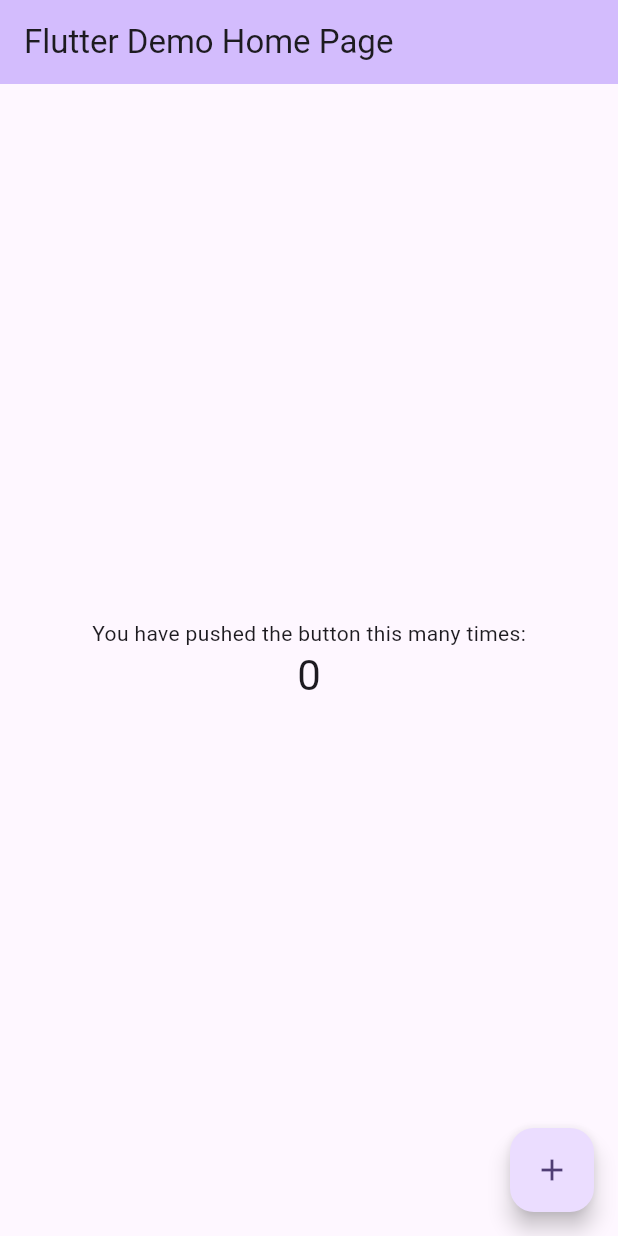
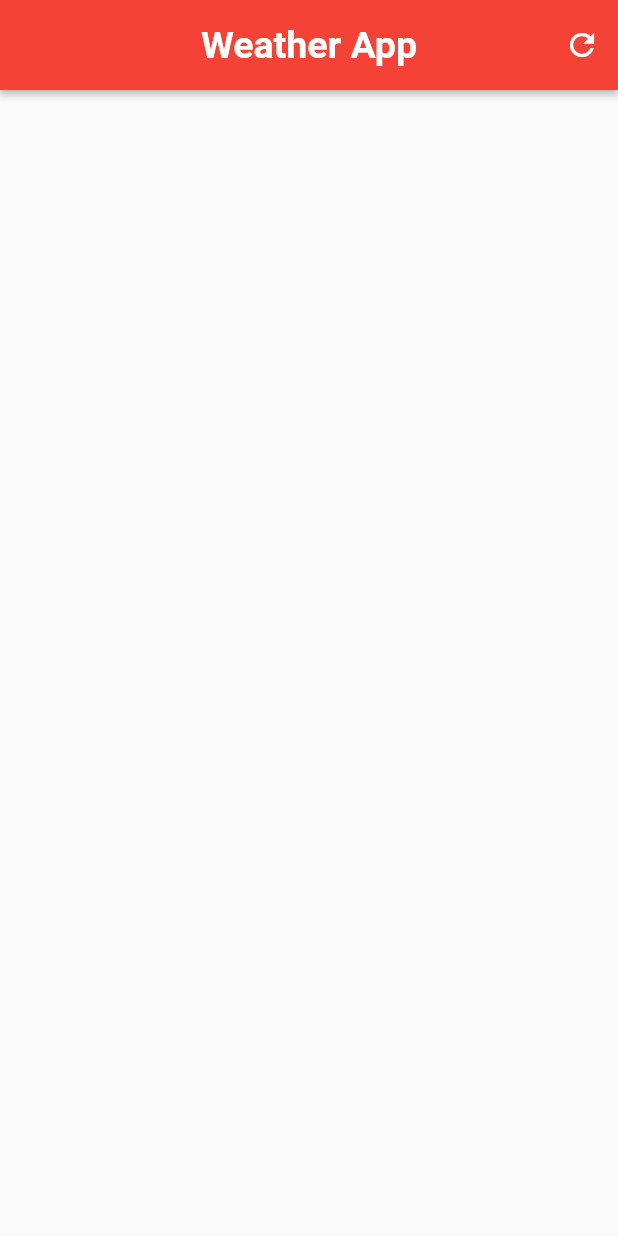
Before and after one commit to pulkit-singhall/weather-app, a Flutter app: the screen it shows after launch, on a phone screen of 412 x 824 dp. Run offline on Flutter 3.47's test engine with Material 2 defaults, Android fonts, the phone set to English and light mode, and no system bars.

Commit message:
Next Commit

```diff
--- /dev/null
+++ b/lib/homescreen.dart
@@ -0,0 +1,28 @@
+import 'package:flutter/material.dart';
+
+class HomeScreen extends StatelessWidget {
+  const HomeScreen({super.key});
+
+  @override
+  Widget build(BuildContext context) {
+    return Scaffold(
+      appBar: AppBar(
+        title: const Text(
+          "Weather App",
+          style: TextStyle(
+              color: Colors.white, fontSize: 25, fontWeight: FontWeight.bold),
+        ),
+        centerTitle: true,
+        elevation: 2.0,
+        backgroundColor: Colors.red,
+        toolbarHeight: 60,
+        actions: [
+          IconButton(onPressed: (){}, icon: const Icon(Icons.refresh)),
+        ],
+      ),
+      body: const Column(
+
+      ),
+    );
+  }
+}
--- a/lib/main.dart
+++ b/lib/main.dart
@@ -1,125 +1,23 @@
 import 'package:flutter/material.dart';
+import 'package:weather_app/homescreen.dart';
 
-void main() {
+void main(){
   runApp(const MyApp());
 }
 
 class MyApp extends StatelessWidget {
   const MyApp({super.key});
 
-  // This widget is the root of your application.
   @override
   Widget build(BuildContext context) {
     return MaterialApp(
-      title: 'Flutter Demo',
+      title: "Weather App",
+      home: const HomeScreen(),
+      debugShowCheckedModeBanner: false,
       theme: ThemeData(
-        // This is the theme of your application.
-        //
-        // TRY THIS: Try running your application with "flutter run". You'll see
-        // the application has a blue toolbar. Then, without quitting the app,
-        // try changing the seedColor in the colorScheme below to Colors.green
-        // and then invoke "hot reload" (save your changes or press the "hot
-        // reload" button in a Flutter-supported IDE, or press "r" if you used
-        // the command line to start the app).
-        //
-        // Notice that the counter didn't reset back to zero; the application
-        // state is not lost during the reload. To reset the state, use hot
-        // restart instead.
-        //
-        // This works for code too, not just values: Most code changes can be
-        // tested with just a hot reload.
         colorScheme: ColorScheme.fromSeed(seedColor: Colors.deepPurple),
-        useMaterial3: true,
+      useMaterial3: false,
       ),
-      home: const MyHomePage(title: 'Flutter Demo Home Page'),
     );
   }
 }
-
-class MyHomePage extends StatefulWidget {
-  const MyHomePage({super.key, required this.title});
-
-  // This widget is the home page of your application. It is stateful, meaning
-  // that it has a State object (defined below) that contains fields that affect
-  // how it looks.
-
-  // This class is the configuration for the state. It holds the values (in this
-  // case the title) provided by the parent (in this case the App widget) and
-  // used by the build method of the State. Fields in a Widget subclass are
-  // always marked "final".
-
-  final String title;
-
-  @override
-  State<MyHomePage> createState() => _MyHomePageState();
-}
-
-class _MyHomePageState extends State<MyHomePage> {
-  int _counter = 0;
-
-  void _incrementCounter() {
-    setState(() {
-      // This call to setState tells the Flutter framework that something has
-      // changed in this State, which causes it to rerun the build method below
-      // so that the display can reflect the updated values. If we changed
-      // _counter without calling setState(), then the build method would not be
-      // called again, and so nothing would appear to happen.
-      _counter++;
-    });
-  }
-
-  @override
-  Widget build(BuildContext context) {
-    // This method is rerun every time setState is called, for instance as done
-    // by the _incrementCounter method above.
-    //
-    // The Flutter framework has been optimized to make rerunning build methods
-    // fast, so that you can just rebuild anything that needs updating rather
-    // than having to individually change instances of widgets.
-    return Scaffold(
-      appBar: AppBar(
-        // TRY THIS: Try changing the color here to a specific color (to
-        // Colors.amber, perhaps?) and trigger a hot reload to see the AppBar
-        // change color while the other colors stay the same.
-        backgroundColor: Theme.of(context).colorScheme.inversePrimary,
-        // Here we take the value from the MyHomePage object that was created by
-        // the App.build method, and use it to set our appbar title.
-        title: Text(widget.title),
-      ),
-      body: Center(
-        // Center is a layout widget. It takes a single child and positions it
-        // in the middle of the parent.
-        child: Column(
-          // Column is also a layout widget. It takes a list of children and
-          // arranges them vertically. By default, it sizes itself to fit its
-          // children horizontally, and tries to be as tall as its parent.
-          //
-          // Column has various properties to control how it sizes itself and
-          // how it positions its children. Here we use mainAxisAlignment to
-          // center the children vertically; the main axis here is the vertical
-          // axis because Columns are vertical (the cross axis would be
-          // horizontal).
-          //
-          // TRY THIS: Invoke "debug painting" (choose the "Toggle Debug Paint"
-          // action in the IDE, or press "p" in the console), to see the
-          // wireframe for each widget.
-          mainAxisAlignment: MainAxisAlignment.center,
-          children: <Widget>[
-            const Text(
-              'You have pushed the button this many times:',
-            ),
-            Text(
-              '$_counter',
-              style: Theme.of(context).textTheme.headlineMedium,
-            ),
-          ],
-        ),
-      ),
-      floatingActionButton: FloatingActionButton(
-        onPressed: _incrementCounter,
-        tooltip: 'Increment',
-        child: const Icon(Icons.add),
-      ), // This trailing comma makes auto-formatting nicer for build methods.
-    );
-  }
-}
```
